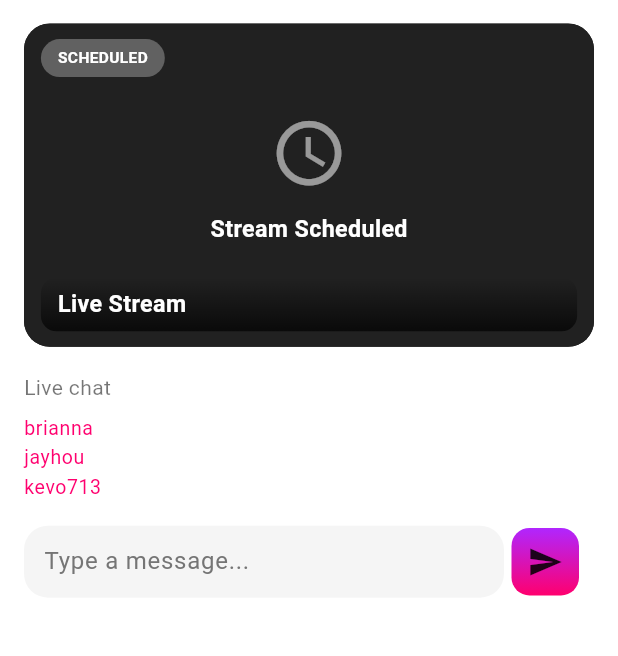
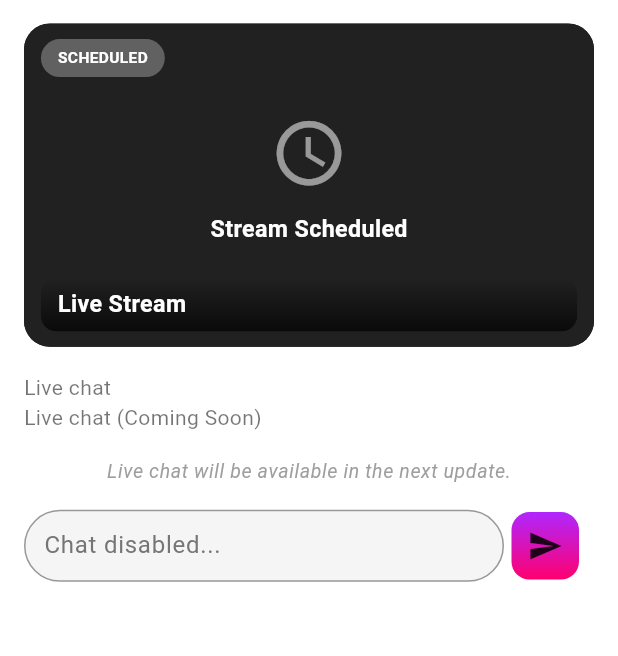
Before and after one commit to nazmul8451/Event-Discovery-App, a Flutter app: the LiveStream screen opened by its route, after a tap on the "refresh" icon, on a phone screen of 412 x 824 dp, the part 54-710 px from its top. Run offline on Flutter 3.47's test engine with Material 3 defaults, Android fonts, the phone set to English and light mode, and no system bars; our stand-ins replace cached_network_image, carousel_slider, cloud_firestore, device_preview, email_validator, firebase_auth and 16 more; missing offline and left inert: agora_rtc_engine, flutter_polyline_points, flutter_stripe; accounts and stored records are empty.

Commit message:
add streaming problem solve

```diff
--- a/lib/View/Screen/BottomNavBarScreen/live_stream.dart
+++ b/lib/View/Screen/BottomNavBarScreen/live_stream.dart
@@ -4,6 +4,7 @@ import 'package:gathering_app/Service/Controller/liveStreamController.dart';
 import 'package:gathering_app/View/Theme/theme_provider.dart'
     show ThemeProvider;
 import 'package:gathering_app/View/view_controller/saved_event_controller.dart';
+import 'package:gathering_app/Service/Controller/profile_page_controller.dart';
 import 'package:provider/provider.dart';
 import 'package:agora_rtc_engine/agora_rtc_engine.dart';
 
@@ -42,18 +43,50 @@ class _LiveStreamState extends State<LiveStream> {
     // Call getLiveStreamByEventId and wait for it to complete
     await controller.getLiveStreamByEventId(_eventId!);
 
-    if (!mounted) return;
+    if (!mounted || controller.errorMessage != null) return;
 
-    // After getting live stream data, extract streamId and call getAgoraToken
+    // After getting live stream data, extract stream IDs
     final streamData = controller.liveStreamData;
 
     if (streamData != null) {
-      final streamId = streamData['id']?.toString() ?? streamData['_id']?.toString();
-      if (streamId != null) {
-        await controller.getAgoraToken(streamId);
-        if (!mounted) return;
-        await controller.initializeAgora();
+      // Prioritize resource ID for token API, but keep others as fallback
+      final resourceId = streamData['id']?.toString() ?? streamData['_id']?.toString();
+      final alternateId = streamData['streamId']?.toString();
+
+      final streamIdToGetToken = resourceId ?? alternateId;
+
+      final streamerId = streamData['streamer']?.toString();
+      final isLive = streamData['isLive'] == true;
+      final streamStatus = streamData['streamStatus']?.toString().toLowerCase();
+
+      // Get current user ID
+      final profileController = context.read<ProfileController>();
+      final currentUserId = profileController.currentUser?.id;
+
+      print("👤 Streamer ID: $streamerId, Current User ID: $currentUserId, isLive: $isLive, Status: $streamStatus");
+
+      final role = (streamerId != null && currentUserId != null && streamerId == currentUserId)
+          ? ClientRoleType.clientRoleBroadcaster
+          : ClientRoleType.clientRoleAudience;
+
+      // 🔥 FIX: If stream is not live and user is audience, don't try to join Agora
+      if (role == ClientRoleType.clientRoleAudience && !isLive) {
+        print("ℹ️ Stream is not live. Skipping Agora join for audience member.");
+        return;
+      }
+
+      print("🔑 Using streamId for token: $streamIdToGetToken (ResourceID: $resourceId, AltID: $alternateId)");
+
+      if (streamIdToGetToken != null) {
+        await controller.getAgoraToken(streamIdToGetToken);
+        if (!mounted || controller.errorMessage != null) return;
+
+        await controller.initializeAgora(role: role);
+        if (!mounted || controller.errorMessage != null) return;
+
         await controller.joinChannel();
+      } else {
+        print("⚠️ No valid stream ID found in stream data");
       }
     }
   }
@@ -168,55 +201,17 @@ class _LiveStreamState extends State<LiveStream> {
                 children: [
                   Text('Live chat'),
 
-                  SizedBox(height: 10.h),
-                  Column(
-                    children: [
-                      Row(
-                        children: [
-                          Text(
-                            'brianna',
-                            style: Theme.of(context).textTheme.bodySmall
-                                ?.copyWith(color: Color(0xFFFF006E)),
+                  Text('Live chat (Coming Soon)'),
+
+                  SizedBox(height: 20.h),
+                  Center(
+                    child: Text(
+                      'Live chat will be available in the next update.',
+                      style: Theme.of(context).textTheme.bodySmall?.copyWith(
+                        fontStyle: FontStyle.italic,
+                        color: Colors.grey,
                       ),
-                          SizedBox(width: 3.w),
-                          Text(
-                            'this DJ is crazy rn',
-                            style: Theme.of(context).textTheme.bodySmall,
                     ),
-                        ],
-                      ),
-                      SizedBox(height: 3.h),
-                      Row(
-                        children: [
-                          Text(
-                            'jayhou',
-                            style: Theme.of(context).textTheme.bodySmall
-                                ?.copyWith(color: Color(0xFFFF006E)),
-                          ),
-                          SizedBox(width: 3.w),
-                          Text(
-                            "pull up by 12 or it's packed",
-                            style: Theme.of(context).textTheme.bodySmall,
-                          ),
-                        ],
-                      ),
-                      SizedBox(height: 3.h),
-                      Row(
-                        children: [
-                          Text(
-                            'kevo713',
-                            style: Theme.of(context).textTheme.bodySmall
-                                ?.copyWith(color: Color(0xFFFF006E)),
-                          ),
-
-                          SizedBox(width: 3.w),
-                          Text(
-                            'section by the bar looks lit',
-                            style: Theme.of(context).textTheme.bodySmall,
-                          ),
-                        ],
-                      ),
-                    ],
                   ),
                 ],
               ),
@@ -232,11 +227,12 @@ class _LiveStreamState extends State<LiveStream> {
                         minLines: 1,
                         textAlignVertical: TextAlignVertical.center,
                         decoration: InputDecoration(
+                          enabled: false,
                           contentPadding: EdgeInsets.symmetric(
                             horizontal: 10.w,
                             vertical: 10.h,
                           ),
-                          hintText: 'Type a message...',
+                          hintText: 'Chat disabled...',
                           border: OutlineInputBorder(
                             borderRadius: BorderRadius.circular(50.r),
                           ),
@@ -287,8 +283,17 @@ class _LiveStreamState extends State<LiveStream> {
         child: Stack(
           children: [
             // Video player or placeholder
-            if (isLive && controller.remoteUid != null && controller.engine != null && (controller.agoraTokenData?['channelName']?.isNotEmpty ?? false))
-              // Show Agora remote video
+            if (controller.isJoined && controller.engine != null && (controller.agoraTokenData?['channelName']?.isNotEmpty ?? false))
+              if (controller.currentRole == ClientRoleType.clientRoleBroadcaster)
+                // Show Broadcaster's local video
+                AgoraVideoView(
+                  controller: VideoViewController(
+                    rtcEngine: controller.engine!,
+                    canvas: const VideoCanvas(uid: 0),
+                  ),
+                )
+              else if (controller.remoteUid != null)
+                // Show Audience's remote video
                 AgoraVideoView(
                   controller: VideoViewController.remote(
                     rtcEngine: controller.engine!,
@@ -299,50 +304,11 @@ class _LiveStreamState extends State<LiveStream> {
                   ),
                 )
               else
-              // Show placeholder when not live
-              Container(
-                color: Colors.grey[900],
-                child: Center(
-                  child: Column(
-                    mainAxisAlignment: MainAxisAlignment.center,
-                    children: [
-                      Icon(
-                        isLive ? Icons.videocam_off : Icons.schedule,
-                        size: 60.sp,
-                        color: Colors.white54,
-                      ),
-                      SizedBox(height: 16.h),
-                      Text(
-                        isLive
-                          ? 'Waiting for broadcaster...'
-                          : streamStatus == 'scheduled'
-                            ? 'Stream Scheduled'
-                            : 'Stream Not Started',
-                        style: TextStyle(
-                          color: Colors.white,
-                          fontSize: 18.sp,
-                          fontWeight: FontWeight.w600,
-                        ),
-                      ),
-                      SizedBox(height: 8.h),
-                      if (description.isNotEmpty)
-                        Padding(
-                          padding: EdgeInsets.symmetric(horizontal: 20.w),
-                          child: Text(
-                            description,
-                            textAlign: TextAlign.center,
-                            style: TextStyle(
-                              color: Colors.white70,
-                              fontSize: 14.sp,
-                            ),
-                            maxLines: 2,
-                            overflow: TextOverflow.ellipsis,
-                          ),
-                        ),
-                    ],
-                  ),
-                ),
-              ),
+                // Audience is waiting for broadcaster to start
+                _buildWaitingPlaceholder(isLive, streamStatus, description)
+            else
+              // Not joined or not live
+              _buildWaitingPlaceholder(isLive, streamStatus, description),
 
             // Live indicator and info overlay
             Positioned(
@@ -461,6 +427,52 @@ class _LiveStreamState extends State<LiveStream> {
     );
   }
 
+  Widget _buildWaitingPlaceholder(bool isLive, String streamStatus, String description) {
+    return Container(
+      color: Colors.grey[900],
+      child: Center(
+        child: Column(
+          mainAxisAlignment: MainAxisAlignment.center,
+          children: [
+            Icon(
+              isLive ? Icons.videocam_off : Icons.schedule,
+              size: 60.sp,
+              color: Colors.white54,
+            ),
+            SizedBox(height: 16.h),
+            Text(
+              isLive
+                  ? 'Waiting for broadcaster...'
+                  : streamStatus == 'scheduled'
+                      ? 'Stream Scheduled'
+                      : 'Stream Not Started',
+              style: TextStyle(
+                color: Colors.white,
+                fontSize: 18.sp,
+                fontWeight: FontWeight.w600,
+              ),
+            ),
+            SizedBox(height: 8.h),
+            if (description.isNotEmpty)
+              Padding(
+                padding: EdgeInsets.symmetric(horizontal: 20.w),
+                child: Text(
+                  description,
+                  textAlign: TextAlign.center,
+                  style: TextStyle(
+                    color: Colors.white70,
+                    fontSize: 14.sp,
+                  ),
+                  maxLines: 2,
+                  overflow: TextOverflow.ellipsis,
+                ),
+              ),
+          ],
+        ),
+      ),
+    );
+  }
+
   Widget _buildTag(String text) {
     return Container(
       padding: EdgeInsets.symmetric(horizontal: 14.w, vertical: 6.h),
```
Also changed, not shown: lib/Service/Controller/liveStreamController.dart (+43 -21 lines). Lines whose indentation alone changed are shown as unchanged.
